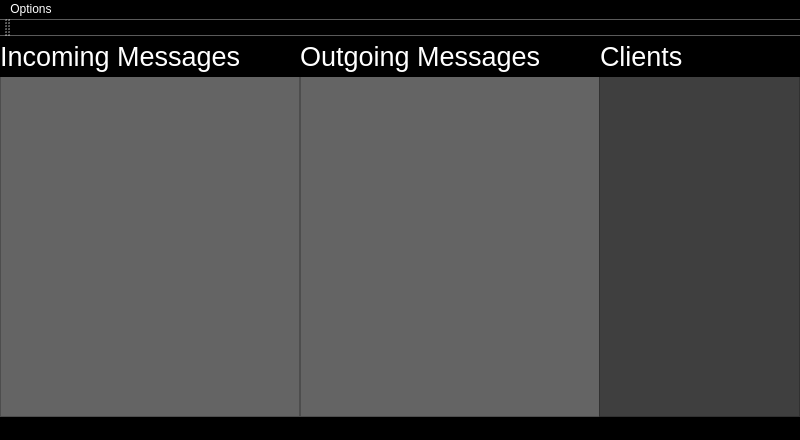
This is ChatProgramSolution/ChatProgramServer/ChatProgramServer.ui in BobbyDMullinsIII/OS-MainlineProject2 as Qt 5 draws it before an edit. The edited form follows.
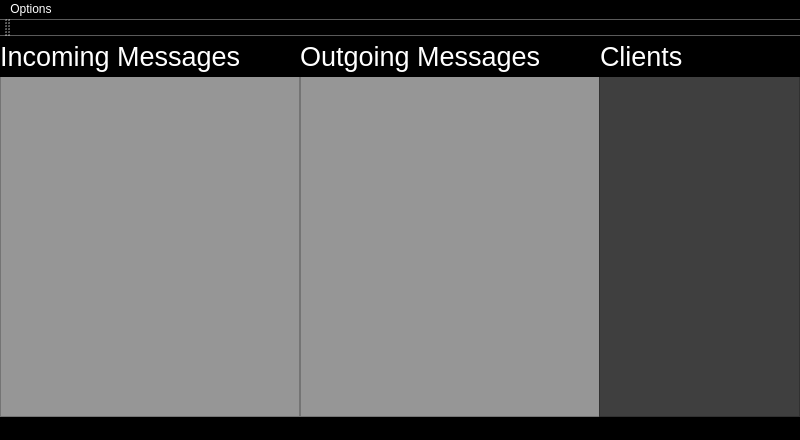
This is the edited form.

```diff
--- a/ChatProgramSolution/ChatProgramServer/ChatProgramServer.ui
+++ b/ChatProgramSolution/ChatProgramServer/ChatProgramServer.ui
@@ -36,8 +36,8 @@
      <enum>Qt::NoFocus</enum>
     </property>
     <property name="styleSheet">
-     <string notr="true">background-color: rgb(100, 100, 100);
-color:white;
+     <string notr="true">background-color: rgb(150, 150, 150);
+color:black;
 font: 14pt &quot;Segoe UI&quot;;</string>
     </property>
    </widget>
@@ -57,8 +57,8 @@
      <bool>false</bool>
     </property>
     <property name="styleSheet">
-     <string notr="true">background-color: rgb(100, 100, 100);
-color:white;
+     <string notr="true">background-color: rgb(150, 150, 150);
+color:black;
 font: 14pt &quot;Segoe UI&quot;;</string>
     </property>
    </widget>
```
Left out of the diff: 2 changed lines with no effect on the pictures.
